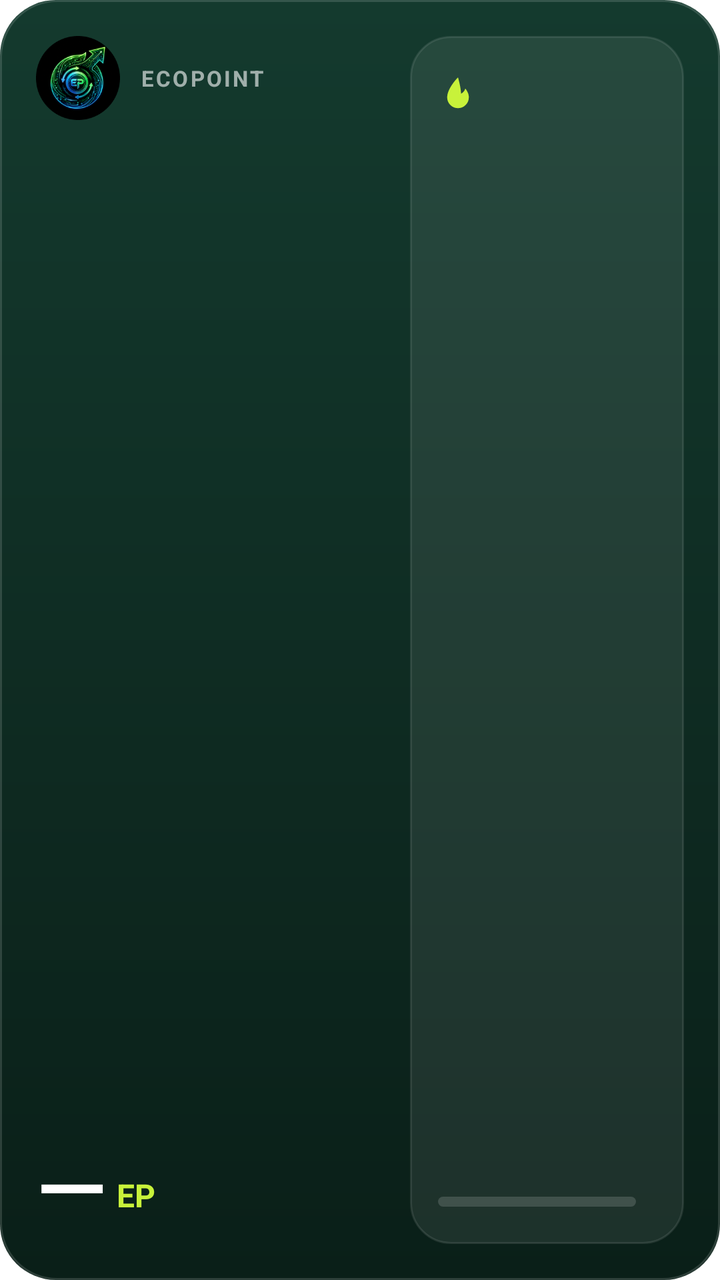
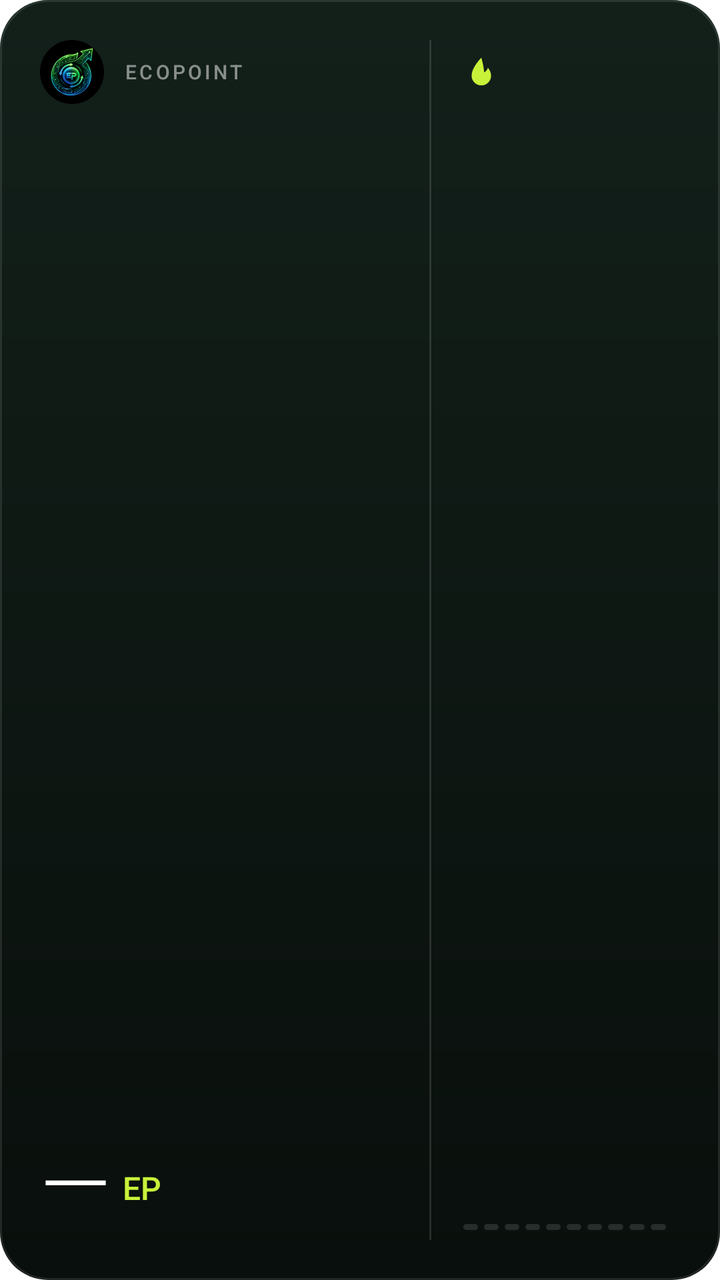

Two renders of the same Android screen: before a commit and after it. Below are the layout's source before the change and the commit's diff.
<!-- AndroidManifest.xml: fallback theme Theme.MaterialComponents.DayNight.NoActionBar -->
<!-- res/layout/ep_widget_l.xml -->
<?xml version="1.0" encoding="utf-8"?>
<FrameLayout xmlns:android="http://schemas.android.com/apk/res/android"
    android:id="@+id/ep_widget_root"
    android:layout_width="match_parent"
    android:layout_height="match_parent"
    android:background="@drawable/ep_widget_bg">

    <LinearLayout
        android:layout_width="match_parent"
        android:layout_height="match_parent"
        android:orientation="horizontal"
        android:padding="18dp">

        <LinearLayout
            android:layout_width="0dp"
            android:layout_height="match_parent"
            android:layout_weight="1.25"
            android:orientation="vertical">

            <LinearLayout
                android:layout_width="match_parent"
                android:layout_height="wrap_content"
                android:gravity="center_vertical"
                android:orientation="horizontal">
                <ImageView
                android:layout_width="42dp"
                android:layout_height="42dp"
                android:contentDescription="EcoPoint"
                android:scaleType="fitCenter"
                android:src="@drawable/ep_widget_logo" />
                <TextView
                android:id="@+id/ep_widget_label"
                android:layout_width="0dp"
                android:layout_height="wrap_content"
                android:layout_marginStart="10dp"
                android:layout_weight="1"
                android:letterSpacing="0.1"
                android:maxLines="1"
                android:text="EcoPoint"
                android:textAllCaps="true"
                android:textColor="#99FFFFFF"
                android:textSize="11sp"
                android:textStyle="bold" />
            </LinearLayout>

            <View
                android:layout_width="match_parent"
                android:layout_height="0dp"
                android:layout_weight="1" />

            <LinearLayout
                android:layout_width="wrap_content"
                android:layout_height="wrap_content"
                android:gravity="bottom"
                android:orientation="horizontal">

                <TextView
                    android:id="@+id/ep_widget_balance"
                    android:layout_width="wrap_content"
                    android:layout_height="wrap_content"
                    android:fontFamily="sans-serif-medium"
                    android:includeFontPadding="false"
                    android:maxLines="1"
                    android:text="—"
                    android:textColor="#FFFFFFFF"
                    android:textSize="46sp" />

                <TextView
                    android:id="@+id/ep_widget_unit"
                    android:layout_width="wrap_content"
                    android:layout_height="wrap_content"
                    android:layout_marginStart="5dp"
                    android:layout_marginBottom="7dp"
                    android:includeFontPadding="false"
                    android:text="EP"
                    android:textColor="#FFC8F23A"
                    android:textSize="16sp"
                    android:textStyle="bold" />
            </LinearLayout>
        </LinearLayout>

        <LinearLayout
            android:id="@+id/ep_widget_panel"
            android:layout_width="0dp"
            android:layout_height="match_parent"
            android:layout_marginStart="16dp"
            android:layout_weight="1"
            android:background="@drawable/ep_widget_panel"
            android:orientation="vertical"
            android:padding="14dp">

            <LinearLayout
                android:layout_width="wrap_content"
                android:layout_height="wrap_content"
                android:gravity="center_vertical"
                android:orientation="horizontal">

                <ImageView
                    android:layout_width="20dp"
                    android:layout_height="20dp"
                    android:importantForAccessibility="no"
                    android:src="@drawable/ep_widget_flame" />

                <TextView
                    android:id="@+id/ep_widget_streak"
                    android:layout_width="wrap_content"
                    android:layout_height="wrap_content"
                    android:layout_marginStart="6dp"
                    android:fontFamily="sans-serif-medium"
                    android:includeFontPadding="false"
                    android:text=""
                    android:textColor="#FFC8F23A"
                    android:textSize="26sp" />
            </LinearLayout>

            <View
                android:layout_width="match_parent"
                android:layout_height="0dp"
                android:layout_weight="1" />

            <LinearLayout
                android:layout_width="match_parent"
                android:layout_height="wrap_content"
                android:gravity="center_vertical"
                android:orientation="horizontal">
                <ProgressBar
                    android:id="@+id/ep_widget_progress"
                    style="@android:style/Widget.ProgressBar.Horizontal"
                    android:layout_width="0dp"
                    android:layout_height="5dp"
                    android:layout_weight="1"
                    android:max="100"
                    android:progress="0"
                    android:progressDrawable="@drawable/ep_widget_progress" />
                <TextView
                    android:id="@+id/ep_widget_goal"
                    android:layout_width="wrap_content"
                    android:layout_height="wrap_content"
                    android:layout_marginStart="10dp"
                    android:includeFontPadding="false"
                    android:text=""
                    android:textColor="#B3FFFFFF"
                    android:textSize="12sp"
                    android:textStyle="bold" />
            </LinearLayout>
        </LinearLayout>
    </LinearLayout>
</FrameLayout>
<!-- resources referenced by this layout -->
<resources>
  <!-- drawable ep_widget_bg (drawable) -->
  <?xml version="1.0" encoding="utf-8"?>
  <layer-list xmlns:android="http://schemas.android.com/apk/res/android">
      <item>
          <shape android:shape="rectangle">
              <gradient android:angle="270" android:startColor="#FF143A2E" android:endColor="#FF0A1F18" />
              <corners android:radius="28dp" />
          </shape>
      </item>
      <item>
          <shape android:shape="rectangle">
              <stroke android:width="1dp" android:color="#24FFFFFF" />
              <corners android:radius="28dp" />
          </shape>
      </item>
  </layer-list>
  <!-- drawable ep_widget_flame (drawable) -->
  <?xml version="1.0" encoding="utf-8"?>
  <vector xmlns:android="http://schemas.android.com/apk/res/android"
      android:width="24dp"
      android:height="24dp"
      android:viewportWidth="24"
      android:viewportHeight="24">
      <path
          android:fillColor="#FFC8F23A"
          android:pathData="M12,2C12,2 5.5,8.5 5.5,14a6.5,6.5 0 0 0 13,0c0,-2.2 -1,-3.8 -2.1,-5.3c-0.5,1.6 -1.5,2.6 -2.6,3.1C13.8,8.2 12,2 12,2z" />
  </vector>
  <!-- drawable ep_widget_logo: png bitmap (drawable-nodpi, 46098 bytes) -->
  <!-- drawable ep_widget_panel (drawable) -->
  <?xml version="1.0" encoding="utf-8"?>
  <shape xmlns:android="http://schemas.android.com/apk/res/android" android:shape="rectangle">
      <solid android:color="#14FFFFFF" />
      <stroke android:width="1dp" android:color="#1AFFFFFF" />
      <corners android:radius="20dp" />
  </shape>
  <!-- drawable ep_widget_progress (drawable) -->
  <?xml version="1.0" encoding="utf-8"?>
  <layer-list xmlns:android="http://schemas.android.com/apk/res/android">
      <item android:id="@android:id/background">
          <shape android:shape="rectangle">
              <solid android:color="#26FFFFFF" />
              <corners android:radius="3dp" />
          </shape>
      </item>
      <item android:id="@android:id/progress">
          <clip>
              <shape android:shape="rectangle">
                  <solid android:color="#FFC8F23A" />
                  <corners android:radius="3dp" />
              </shape>
          </clip>
      </item>
  </layer-list>
</resources>

<!-- the commit's change to res/layout/ep_widget_l.xml (unified diff, before → after) -->
@@ -9,12 +9,12 @@
         android:layout_width="match_parent"
         android:layout_height="match_parent"
         android:orientation="horizontal"
-        android:padding="18dp">
+        android:padding="20dp">
 
         <LinearLayout
             android:layout_width="0dp"
             android:layout_height="match_parent"
-            android:layout_weight="1.25"
+            android:layout_weight="1.3"
             android:orientation="vertical">
 
             <LinearLayout
@@ -23,8 +23,8 @@
                 android:gravity="center_vertical"
                 android:orientation="horizontal">
                 <ImageView
-                android:layout_width="42dp"
-                android:layout_height="42dp"
+                android:layout_width="32dp"
+                android:layout_height="32dp"
                 android:contentDescription="EcoPoint"
                 android:scaleType="fitCenter"
                 android:src="@drawable/ep_widget_logo" />
@@ -32,23 +32,25 @@
                 android:id="@+id/ep_widget_label"
                 android:layout_width="0dp"
                 android:layout_height="wrap_content"
+                android:layout_weight="1"
                 android:layout_marginStart="10dp"
-                android:layout_weight="1"
-                android:letterSpacing="0.1"
+                android:layout_marginBottom="0dp"
+                android:fontFamily="sans-serif-medium"
+                android:letterSpacing="0.14"
                 android:maxLines="1"
                 android:text="EcoPoint"
                 android:textAllCaps="true"
-                android:textColor="#99FFFFFF"
-                android:textSize="11sp"
-                android:textStyle="bold" />
-            </LinearLayout>
-
-            <View
+                android:textColor="#80FFFFFF"
+                android:textSize="10sp" />
+            </LinearLayout>
+
+            <LinearLayout
                 android:layout_width="match_parent"
                 android:layout_height="0dp"
-                android:layout_weight="1" />
-
-            <LinearLayout
+                android:layout_weight="1"
+                android:gravity="bottom"
+                android:orientation="vertical">
+                <LinearLayout
                 android:layout_width="wrap_content"
                 android:layout_height="wrap_content"
                 android:gravity="bottom"
@@ -58,7 +60,7 @@
                     android:id="@+id/ep_widget_balance"
                     android:layout_width="wrap_content"
                     android:layout_height="wrap_content"
-                    android:fontFamily="sans-serif-medium"
+                    android:fontFamily="sans-serif-light"
                     android:includeFontPadding="false"
                     android:maxLines="1"
                     android:text="—"
@@ -69,13 +71,14 @@
                     android:id="@+id/ep_widget_unit"
                     android:layout_width="wrap_content"
                     android:layout_height="wrap_content"
-                    android:layout_marginStart="5dp"
-                    android:layout_marginBottom="7dp"
+                    android:layout_marginStart="6dp"
+                    android:layout_marginBottom="8dp"
+                    android:fontFamily="sans-serif-medium"
                     android:includeFontPadding="false"
                     android:text="EP"
                     android:textColor="#FFC8F23A"
-                    android:textSize="16sp"
-                    android:textStyle="bold" />
+                    android:textSize="16sp" />
+            </LinearLayout>
             </LinearLayout>
         </LinearLayout>
 
@@ -83,65 +86,223 @@
             android:id="@+id/ep_widget_panel"
             android:layout_width="0dp"
             android:layout_height="match_parent"
-            android:layout_marginStart="16dp"
             android:layout_weight="1"
-            android:background="@drawable/ep_widget_panel"
-            android:orientation="vertical"
-            android:padding="14dp">
+            android:orientation="horizontal">
 
             <LinearLayout
-                android:layout_width="wrap_content"
-                android:layout_height="wrap_content"
+                android:layout_width="1dp"
+                android:layout_height="match_parent"
+                android:layout_marginStart="14dp"
+                android:layout_marginEnd="16dp"
+                android:background="@drawable/ep_widget_divider"
+                android:orientation="vertical" />
+
+            <LinearLayout
+                android:layout_width="0dp"
+                android:layout_height="match_parent"
+                android:layout_weight="1"
+                android:orientation="vertical">
+
+                <LinearLayout
+                    android:layout_width="wrap_content"
+                    android:layout_height="wrap_content"
+                    android:gravity="center_vertical"
+                    android:orientation="horizontal">
+
+                    <ImageView
+                        android:layout_width="18dp"
+                        android:layout_height="18dp"
+                        android:importantForAccessibility="no"
+                        android:id="@+id/ep_widget_flame"
+                    android:src="@drawable/ep_widget_flame" />
+
+                    <TextView
+                        android:id="@+id/ep_widget_streak"
+                        android:layout_width="wrap_content"
+                        android:layout_height="wrap_content"
+                        android:layout_marginStart="6dp"
+                        android:fontFamily="sans-serif-light"
+                        android:includeFontPadding="false"
+                        android:text=""
+                        android:textColor="#FFFFFFFF"
+                        android:textSize="28sp" />
+                </LinearLayout>
+
+                <TextView
+                android:id="@+id/ep_widget_motto"
+                android:layout_width="match_parent"
+                android:layout_height="wrap_content"
+                android:layout_marginTop="8dp"
+                android:fontFamily="sans-serif-medium"
+                android:includeFontPadding="false"
+                android:maxLines="2"
+                android:text=""
+                android:textColor="#E6C8F23A"
+                android:textSize="11sp" />
+
+                <LinearLayout
+                android:layout_width="match_parent"
+                android:layout_height="0dp"
+                android:layout_weight="1"
+                android:gravity="bottom"
+                android:orientation="vertical">
+                <LinearLayout
+                android:id="@+id/ep_widget_bar_row"
+                android:layout_width="match_parent"
+                android:layout_height="wrap_content"
+                android:layout_marginTop="0dp"
                 android:gravity="center_vertical"
                 android:orientation="horizontal">
 
-                <ImageView
-                    android:layout_width="20dp"
-                    android:layout_height="20dp"
-                    android:importantForAccessibility="no"
-                    android:src="@drawable/ep_widget_flame" />
-
-                <TextView
-                    android:id="@+id/ep_widget_streak"
+                <LinearLayout
+                    android:layout_width="0dp"
+                    android:layout_height="wrap_content"
+                    android:layout_weight="1"
+                    android:orientation="horizontal">
+                    <FrameLayout
+                        android:layout_width="0dp"
+                        android:layout_height="3dp"
+                        android:layout_marginEnd="3dp"
+                        android:layout_weight="1"
+                        android:background="@drawable/ep_widget_seg_off">
+                        <LinearLayout
+                            android:id="@+id/ep_widget_seg_0"
+                            android:layout_width="match_parent"
+                            android:layout_height="match_parent"
+                            android:background="@drawable/ep_widget_seg_on"
+                            android:visibility="gone" />
+                    </FrameLayout>
+                    <FrameLayout
+                        android:layout_width="0dp"
+                        android:layout_height="3dp"
+                        android:layout_marginEnd="3dp"
+                        android:layout_weight="1"
+                        android:background="@drawable/ep_widget_seg_off">
+                        <LinearLayout
+                            android:id="@+id/ep_widget_seg_1"
+                            android:layout_width="match_parent"
+                            android:layout_height="match_parent"
+                            android:background="@drawable/ep_widget_seg_on"
+                            android:visibility="gone" />
+                    </FrameLayout>
+                    <FrameLayout
+                        android:layout_width="0dp"
+                        android:layout_height="3dp"
+                        android:layout_marginEnd="3dp"
+                        android:layout_weight="1"
+                        android:background="@drawable/ep_widget_seg_off">
+                        <LinearLayout
+                            android:id="@+id/ep_widget_seg_2"
+                            android:layout_width="match_parent"
+                            android:layout_height="match_parent"
+                            android:background="@drawable/ep_widget_seg_on"
+                            android:visibility="gone" />
+                    </FrameLayout>
+                    <FrameLayout
+                        android:layout_width="0dp"
+                        android:layout_height="3dp"
+                        android:layout_marginEnd="3dp"
+                        android:layout_weight="1"
+                        android:background="@drawable/ep_widget_seg_off">
+                        <LinearLayout
+                            android:id="@+id/ep_widget_seg_3"
+                            android:layout_width="match_parent"
+                            android:layout_height="match_parent"
+                            android:background="@drawable/ep_widget_seg_on"
+                            android:visibility="gone" />
+                    </FrameLayout>
+                    <FrameLayout
+                        android:layout_width="0dp"
+                        android:layout_height="3dp"
+                        android:layout_marginEnd="3dp"
+                        android:layout_weight="1"
+                        android:background="@drawable/ep_widget_seg_off">
+                        <LinearLayout
+                            android:id="@+id/ep_widget_seg_4"
+                            android:layout_width="match_parent"
+                            android:layout_height="match_parent"
+                            android:background="@drawable/ep_widget_seg_on"
+                            android:visibility="gone" />
+                    </FrameLayout>
+                    <FrameLayout
+                        android:layout_width="0dp"
+                        android:layout_height="3dp"
+                        android:layout_marginEnd="3dp"
+                        android:layout_weight="1"
+                        android:background="@drawable/ep_widget_seg_off">
+                        <LinearLayout
+                            android:id="@+id/ep_widget_seg_5"
+                            android:layout_width="match_parent"
+                            android:layout_height="match_parent"
+                            android:background="@drawable/ep_widget_seg_on"
+                            android:visibility="gone" />
+                    </FrameLayout>
+                    <FrameLayout
+                        android:layout_width="0dp"
+                        android:layout_height="3dp"
+                        android:layout_marginEnd="3dp"
+                        android:layout_weight="1"
+                        android:background="@drawable/ep_widget_seg_off">
+                        <LinearLayout
+                            android:id="@+id/ep_widget_seg_6"
+                            android:layout_width="match_parent"
+                            android:layout_height="match_parent"
+                            android:background="@drawable/ep_widget_seg_on"
+                            android:visibility="gone" />
+                    </FrameLayout>
+                    <FrameLayout
+                        android:layout_width="0dp"
+                        android:layout_height="3dp"
+                        android:layout_marginEnd="3dp"
+                        android:layout_weight="1"
+                        android:background="@drawable/ep_widget_seg_off">
+                        <LinearLayout
+                            android:id="@+id/ep_widget_seg_7"
+                            android:layout_width="match_parent"
+                            android:layout_height="match_parent"
+                            android:background="@drawable/ep_widget_seg_on"
+                            android:visibility="gone" />
+                    </FrameLayout>
+                    <FrameLayout
+                        android:layout_width="0dp"
+                        android:layout_height="3dp"
+                        android:layout_marginEnd="3dp"
+                        android:layout_weight="1"
+                        android:background="@drawable/ep_widget_seg_off">
+                        <LinearLayout
+                            android:id="@+id/ep_widget_seg_8"
+                            android:layout_width="match_parent"
+                            android:layout_height="match_parent"
+                            android:background="@drawable/ep_widget_seg_on"
+                            android:visibility="gone" />
+                    </FrameLayout>
+                    <FrameLayout
+                        android:layout_width="0dp"
+                        android:layout_height="3dp"
+                        android:layout_marginEnd="3dp"
+                        android:layout_weight="1"
+                        android:background="@drawable/ep_widget_seg_off">
+                        <LinearLayout
+                            android:id="@+id/ep_widget_seg_9"
+                            android:layout_width="match_parent"
+                            android:layout_height="match_parent"
+                            android:background="@drawable/ep_widget_seg_on"
+                            android:visibility="gone" />
+                    </FrameLayout>
+                </LinearLayout>
+
+                <TextView
+                    android:id="@+id/ep_widget_goal"
                     android:layout_width="wrap_content"
                     android:layout_height="wrap_content"
-                    android:layout_marginStart="6dp"
+                    android:layout_marginStart="4dp"
                     android:fontFamily="sans-serif-medium"
                     android:includeFontPadding="false"
                     android:text=""
-                    android:textColor="#FFC8F23A"
-                    android:textSize="26sp" />
-            </LinearLayout>
-
-            <View
-                android:layout_width="match_parent"
-                android:layout_height="0dp"
-                android:layout_weight="1" />
-
-            <LinearLayout
-                android:layout_width="match_parent"
-                android:layout_height="wrap_content"
-                android:gravity="center_vertical"
-                android:orientation="horizontal">
-                <ProgressBar
-                    android:id="@+id/ep_widget_progress"
-                    style="@android:style/Widget.ProgressBar.Horizontal"
-                    android:layout_width="0dp"
-                    android:layout_height="5dp"
-                    android:layout_weight="1"
-                    android:max="100"
-                    android:progress="0"
-                    android:progressDrawable="@drawable/ep_widget_progress" />
-                <TextView
-                    android:id="@+id/ep_widget_goal"
-                    android:layout_width="wrap_content"
-                    android:layout_height="wrap_content"
-                    android:layout_marginStart="10dp"
-                    android:includeFontPadding="false"
-                    android:text=""
-                    android:textColor="#B3FFFFFF"
-                    android:textSize="12sp"
-                    android:textStyle="bold" />
+                    android:textColor="#99FFFFFF"
+                    android:textSize="11sp" />
+            </LinearLayout>
+            </LinearLayout>
             </LinearLayout>
         </LinearLayout>
     </LinearLayout>
<!-- resource entries referenced after the edit -->
@@ -5,17 +5,22 @@
   <layer-list xmlns:android="http://schemas.android.com/apk/res/android">
       <item>
           <shape android:shape="rectangle">
-              <gradient android:angle="270" android:startColor="#FF143A2E" android:endColor="#FF0A1F18" />
-              <corners android:radius="28dp" />
+              <gradient android:angle="270" android:startColor="#FF13201A" android:endColor="#FF090F0C" />
+              <corners android:radius="24dp" />
           </shape>
       </item>
       <item>
           <shape android:shape="rectangle">
-              <stroke android:width="1dp" android:color="#24FFFFFF" />
-              <corners android:radius="28dp" />
+              <stroke android:width="1dp" android:color="#1AFFFFFF" />
+              <corners android:radius="24dp" />
           </shape>
       </item>
   </layer-list>
+  <!-- drawable ep_widget_divider (drawable) -->
+  <?xml version="1.0" encoding="utf-8"?>
+  <shape xmlns:android="http://schemas.android.com/apk/res/android" android:shape="rectangle">
+      <solid android:color="#1FFFFFFF" />
+  </shape>
   <!-- drawable ep_widget_flame (drawable) -->
   <?xml version="1.0" encoding="utf-8"?>
   <vector xmlns:android="http://schemas.android.com/apk/res/android"
@@ -28,30 +33,17 @@
           android:pathData="M12,2C12,2 5.5,8.5 5.5,14a6.5,6.5 0 0 0 13,0c0,-2.2 -1,-3.8 -2.1,-5.3c-0.5,1.6 -1.5,2.6 -2.6,3.1C13.8,8.2 12,2 12,2z" />
   </vector>
   <!-- drawable ep_widget_logo: png bitmap (drawable-nodpi, 46098 bytes) -->
-  <!-- drawable ep_widget_panel (drawable) -->
+  <!-- drawable ep_widget_seg_off (drawable) -->
   <?xml version="1.0" encoding="utf-8"?>
   <shape xmlns:android="http://schemas.android.com/apk/res/android" android:shape="rectangle">
-      <solid android:color="#14FFFFFF" />
-      <stroke android:width="1dp" android:color="#1AFFFFFF" />
-      <corners android:radius="20dp" />
+      <solid android:color="#1FFFFFFF" />
+      <corners android:radius="2dp" />
   </shape>
-  <!-- drawable ep_widget_progress (drawable) -->
+  <!-- drawable ep_widget_seg_on (drawable) -->
   <?xml version="1.0" encoding="utf-8"?>
-  <layer-list xmlns:android="http://schemas.android.com/apk/res/android">
-      <item android:id="@android:id/background">
-          <shape android:shape="rectangle">
-              <solid android:color="#26FFFFFF" />
-              <corners android:radius="3dp" />
-          </shape>
-      </item>
-      <item android:id="@android:id/progress">
-          <clip>
-              <shape android:shape="rectangle">
-                  <solid android:color="#FFC8F23A" />
-                  <corners android:radius="3dp" />
-              </shape>
-          </clip>
-      </item>
-  </layer-list>
+  <shape xmlns:android="http://schemas.android.com/apk/res/android" android:shape="rectangle">
+      <solid android:color="#FFC8F23A" />
+      <corners android:radius="2dp" />
+  </shape>
 </resources>
 
